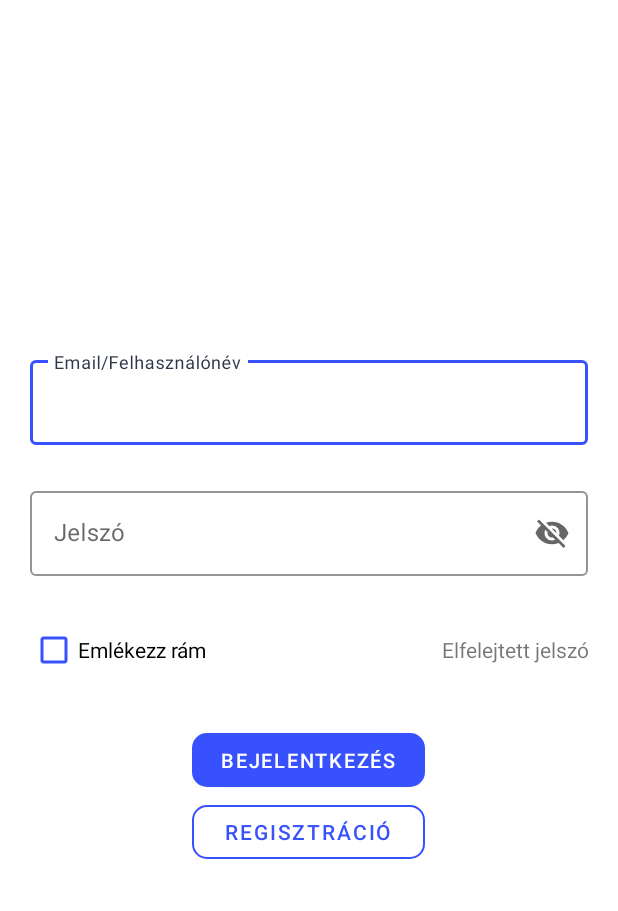
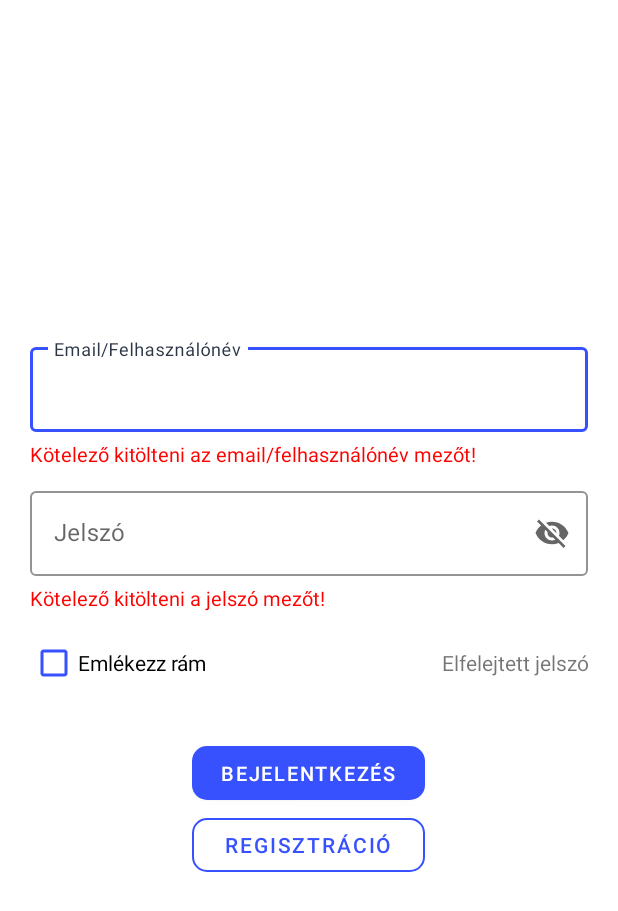
Before and after one commit to pytke2756/tick-off, an Android app: the screen it shows after launch (LoginActivity), after a tap on an icon or button, on a phone screen of 412 x 824 dp. Shown: the top 911 px of the screen. Run offline under Robolectric (Android 15) with nearby library versions, the phone set to English and light mode, and no system bars; 3 other taps on this screen came first.

Commit message:
Login validation

```diff
--- a/app/src/main/java/com/example/tickoff/LoginActivity.java
+++ b/app/src/main/java/com/example/tickoff/LoginActivity.java
@@ -1,6 +1,7 @@
 package com.example.tickoff;
 
 import androidx.appcompat.app.AppCompatActivity;
+import androidx.appcompat.widget.AppCompatTextView;
 
 import android.content.Context;
 import android.content.Intent;
@@ -15,10 +16,18 @@ import android.widget.Button;
 import android.widget.TextView;
 import android.widget.Toast;
 
+import com.google.android.material.button.MaterialButton;
+import com.google.android.material.textfield.TextInputEditText;
+
 public class LoginActivity extends AppCompatActivity {
 
-    private Button regBtn;
-    private TextView forgotPsw;
+    private MaterialButton regBtn;
+    private MaterialButton loginBtn;
+    private AppCompatTextView forgotPswTv;
+    private AppCompatTextView emailUserErrorTv;
+    private AppCompatTextView pswErrorTv;
+    private TextInputEditText userEmailEt;
+    private TextInputEditText userPswEt;
 
     private WifiManager wifiManager;
     private WifiInfo wifiInfo;
@@ -33,7 +42,36 @@ public class LoginActivity extends AppCompatActivity {
 
         init();
 
-        forgotPsw.setOnClickListener(new View.OnClickListener() {
+        loginBtn.setOnClickListener(new View.OnClickListener() {
+            @Override
+            public void onClick(View view) {
+                String userNameMail = userEmailEt.getText().toString();
+                String userPws = userPswEt.getText().toString();
+                emailUserErrorTv.setText("");
+                pswErrorTv.setText("");
+                boolean isValid = true;
+
+                if (userNameMail.isEmpty()){
+                    isValid = false;
+                    emailUserErrorTv.setText(R.string.user_email_error);
+                }
+
+                if (userPws.isEmpty()){
+                    isValid = false;
+                    pswErrorTv.setText(R.string.psw_error);
+                }
+
+                if (isValid){
+                    //TODO: api request bejelentkezés küldése
+                    /*
+                    * Ha a request hibával tér vissza akkor az error textekbe bele írni!
+                    * */
+                }
+
+            }
+        });
+
+        forgotPswTv.setOnClickListener(new View.OnClickListener() {
             @Override
             public void onClick(View view) {
                 Intent forgottenPsw = new Intent(LoginActivity.this, ForgottenActivity.class);
@@ -74,8 +112,13 @@ public class LoginActivity extends AppCompatActivity {
     }
 
     private void init(){
-        regBtn = findViewById(R.id.reg_btn);
-        forgotPsw = findViewById(R.id.forgot_psw);
+        regBtn = findViewById(R.id.login_reg_btn);
+        loginBtn = findViewById(R.id.login_login_btn);
+        userEmailEt = findViewById(R.id.login_email_user_et);
+        userPswEt = findViewById(R.id.login_psw_et);
+        forgotPswTv = findViewById(R.id.login_forgot_psw);
+        emailUserErrorTv = findViewById(R.id.login_email_user_error_tv);
+        pswErrorTv = findViewById(R.id.login_psw_error_tv);
 
         wifiManager = (WifiManager) getSystemService(Context.WIFI_SERVICE);
         wifiInfo = wifiManager.getConnectionInfo();
--- a/app/src/main/res/layout/activity_login.xml
+++ b/app/src/main/res/layout/activity_login.xml
@@ -6,96 +6,116 @@
     android:layout_height="match_parent"
     tools:context=".LoginActivity">
 
-    <LinearLayout
+    <androidx.appcompat.widget.LinearLayoutCompat
         android:layout_width="match_parent"
         android:layout_height="wrap_content"
+        android:layout_centerInParent="true"
         android:layout_marginLeft="20dp"
         android:layout_marginTop="30dp"
         android:layout_marginRight="20dp"
-        android:orientation="vertical"
-        android:layout_centerInParent="true">
+        android:orientation="vertical">
 
         <com.google.android.material.textfield.TextInputLayout
+            style="@style/Widget.MaterialComponents.TextInputLayout.OutlinedBox"
             android:layout_width="match_parent"
             android:layout_height="wrap_content"
-            android:layout_marginBottom="25sp"
+            android:layout_marginBottom="5dp"
             android:hint="Email/Felhasználónév"
-            style="@style/Widget.MaterialComponents.TextInputLayout.OutlinedBox"
             app:boxStrokeColor="@color/main_blue"
             app:hintTextColor="@color/input_hint">
 
             <com.google.android.material.textfield.TextInputEditText
+                android:id="@+id/login_email_user_et"
                 android:layout_width="match_parent"
                 android:layout_height="wrap_content"
                 android:inputType="text"
-                android:textColor="#2d3748"/>
+                android:textColor="#2d3748" />
         </com.google.android.material.textfield.TextInputLayout>
 
+        <androidx.appcompat.widget.AppCompatTextView
+            android:id="@+id/login_email_user_error_tv"
+            android:layout_width="wrap_content"
+            android:layout_height="wrap_content"
+            android:layout_marginBottom="10dp"
+            android:textColor="@color/error_red"
+            android:textSize="13sp" />
+
         <com.google.android.material.textfield.TextInputLayout
+            style="@style/Widget.MaterialComponents.TextInputLayout.OutlinedBox"
             android:layout_width="match_parent"
             android:layout_height="wrap_content"
-            android:layout_marginBottom="25sp"
+            android:layout_marginBottom="5dp"
             android:hint="Jelszó"
-            style="@style/Widget.MaterialComponents.TextInputLayout.OutlinedBox"
+            app:boxStrokeColor="@color/main_blue"
             app:endIconMode="password_toggle"
-            app:boxStrokeColor="@color/main_blue"
             app:hintTextColor="@color/input_hint">
 
             <com.google.android.material.textfield.TextInputEditText
+                android:id="@+id/login_psw_et"
                 android:layout_width="match_parent"
                 android:layout_height="wrap_content"
                 android:inputType="textPassword"
-                android:textColor="#2d3748"/>
+                android:textColor="#2d3748" />
         </com.google.android.material.textfield.TextInputLayout>
+
+        <androidx.appcompat.widget.AppCompatTextView
+            android:id="@+id/login_psw_error_tv"
+            android:layout_width="wrap_content"
+            android:layout_height="wrap_content"
+            android:layout_marginBottom="10dp"
+            android:textColor="@color/error_red"
+            android:textSize="13sp" />
 
         <androidx.appcompat.widget.LinearLayoutCompat
             android:layout_width="match_parent"
             android:layout_height="wrap_content"
-            android:orientation="horizontal"
-            android:layout_marginBottom="25sp">
+            android:layout_marginBottom="25dp"
+            android:orientation="horizontal">
 
             <com.google.android.material.checkbox.MaterialCheckBox
+                android:id="@+id/login_remind_cb"
                 android:layout_width="wrap_content"
                 android:layout_height="wrap_content"
                 android:text="Emlékezz rám"
-                app:buttonTint="@color/main_blue"/>
+                app:buttonTint="@color/main_blue" />
 
             <androidx.appcompat.widget.AppCompatTextView
+                android:id="@+id/login_forgot_psw"
                 android:layout_width="wrap_content"
                 android:layout_height="wrap_content"
-                android:text="Elfelejtett jelszó"
+                android:layout_weight="1"
                 android:gravity="right"
-                android:layout_weight="1"
-                android:id="@+id/forgot_psw"/>
+                android:text="Elfelejtett jelszó" />
         </androidx.appcompat.widget.LinearLayoutCompat>
 
-        <LinearLayout
+        <androidx.appcompat.widget.LinearLayoutCompat
             android:layout_width="wrap_content"
             android:layout_height="wrap_content"
-            android:orientation="vertical"
-            android:layout_gravity="center_horizontal">
+            android:layout_gravity="center_horizontal"
+            android:orientation="vertical">
 
             <com.google.android.material.button.MaterialButton
-                app:cornerRadius="10dp"
-                app:backgroundTint="@color/main_blue"
-                android:textColor="@color/white"
+                android:id="@+id/login_login_btn"
                 android:layout_width="155dp"
                 android:layout_height="wrap_content"
+                android:text="Bejelentkezés"
+                android:textColor="@color/white"
                 android:textSize="13dp"
-                android:text="Bejelentkezés"/>
+                app:backgroundTint="@color/main_blue"
+                app:cornerRadius="10dp" />
 
             <com.google.android.material.button.MaterialButton
+                android:id="@+id/login_reg_btn"
                 style="@style/Widget.MaterialComponents.Button.OutlinedButton"
-                app:strokeColor="@color/main_blue"
-                app:rippleColor="@color/main_blue"
-                app:cornerRadius="10dp"
-                android:textColor="@color/main_blue"
                 android:layout_width="155dp"
                 android:layout_height="wrap_content"
+                android:layout_marginBottom="10dp"
                 android:text="@string/register"
-                android:layout_marginBottom="10sp"
-                android:id="@+id/reg_btn"/>
-        </LinearLayout>
+                android:textColor="@color/main_blue"
+                app:cornerRadius="10dp"
+                app:rippleColor="@color/main_blue"
+                app:strokeColor="@color/main_blue" />
+        </androidx.appcompat.widget.LinearLayoutCompat>
 
-    </LinearLayout>
+    </androidx.appcompat.widget.LinearLayoutCompat>
 </RelativeLayout>
--- a/app/src/main/res/values/colors.xml
+++ b/app/src/main/res/values/colors.xml
@@ -2,6 +2,7 @@
 <resources>
     <color name="main_blue">#3751FE</color>
     <color name="input_hint">#2D3748</color>
+    <color name="error_red">#FF0000</color>
 
     <color name="purple_200">#FFBB86FC</color>
     <color name="purple_500">#FF6200EE</color>
--- a/app/src/main/res/values/strings.xml
+++ b/app/src/main/res/values/strings.xml
@@ -3,6 +3,8 @@
     <string name="register">Regisztráció</string>
     <string name="open">Nyitva</string>
     <string name="close">Zárva</string>
+    <string name="user_email_error">Kötelező kitölteni az email/felhasználónév mezőt!</string>
+    <string name="psw_error">Kötelező kitölteni a jelszó mezőt!</string>
     <!-- TODO: Remove or change this placeholder text -->
     <string name="hello_blank_fragment">Hello blank fragment</string>
 </resources>
```
